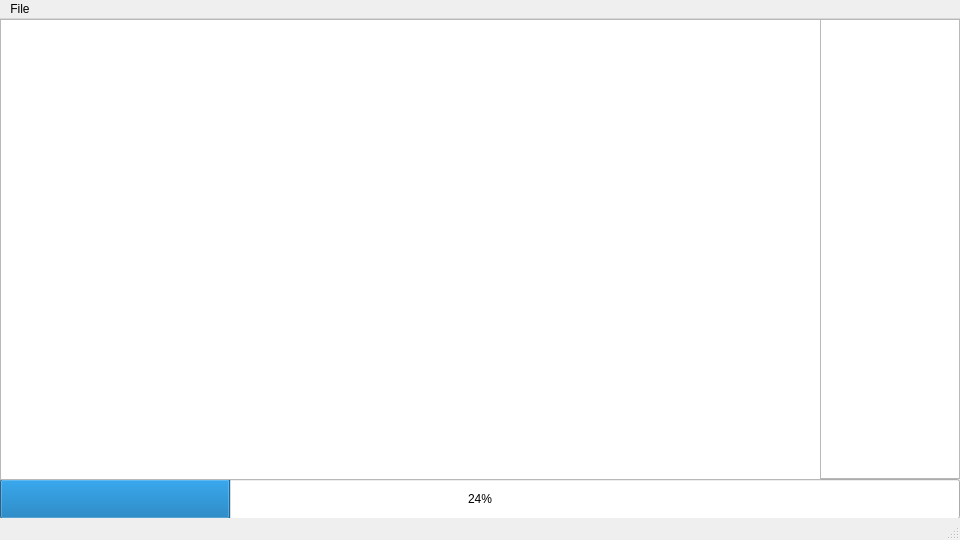
joecwilson/YALMP, file mainwindow.ui: the form before one commit.
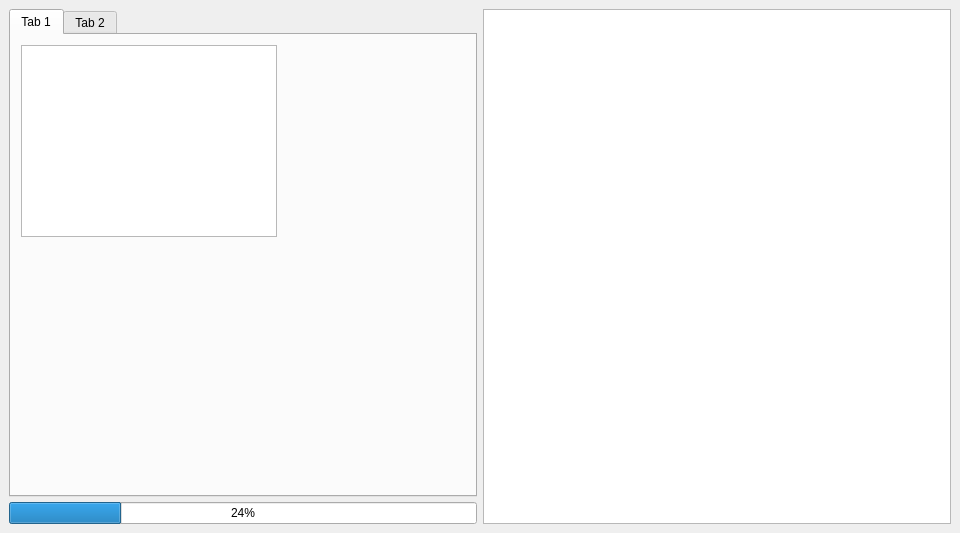
The form after the commit.

Commit message: Added support for nested folders

What changed in the file:
```diff
--- a/mainwindow.ui
+++ b/mainwindow.ui
@@ -7,7 +7,7 @@
     <x>0</x>
     <y>0</y>
     <width>960</width>
-    <height>540</height>
+    <height>533</height>
    </rect>
   </property>
   <property name="windowTitle">
@@ -23,57 +23,57 @@
      <verstretch>0</verstretch>
     </sizepolicy>
    </property>
-   <widget class="QProgressBar" name="progressBar">
-    <property name="geometry">
-     <rect>
-      <x>0</x>
-      <y>460</y>
-      <width>960</width>
-      <height>40</height>
-     </rect>
-    </property>
-    <property name="value">
-     <number>24</number>
-    </property>
-   </widget>
-   <widget class="QListView" name="CurrentPlaylist">
-    <property name="geometry">
-     <rect>
-      <x>820</x>
-      <y>0</y>
-      <width>140</width>
-      <height>460</height>
-     </rect>
-    </property>
-   </widget>
-   <widget class="QTableView" name="tableView">
-    <property name="geometry">
-     <rect>
-      <x>0</x>
-      <y>0</y>
-      <width>821</width>
-      <height>461</height>
-     </rect>
-    </property>
-   </widget>
+   <layout class="QHBoxLayout" name="horizontalLayout_2">
+    <item>
+     <layout class="QHBoxLayout" name="horizontalLayout">
+      <property name="spacing">
+       <number>5</number>
+      </property>
+      <property name="sizeConstraint">
+       <enum>QLayout::SetDefaultConstraint</enum>
+      </property>
+      <item>
+       <layout class="QVBoxLayout" name="verticalLayout">
+        <item>
+         <widget class="QTabWidget" name="tabWidget">
+          <widget class="QWidget" name="tab">
+           <attribute name="title">
+            <string>Tab 1</string>
+           </attribute>
+           <widget class="QTableView" name="tableView">
+            <property name="geometry">
+             <rect>
+              <x>10</x>
+              <y>10</y>
+              <width>256</width>
+              <height>192</height>
+             </rect>
+            </property>
+           </widget>
+          </widget>
+          <widget class="QWidget" name="tab_2">
+           <attribute name="title">
+            <string>Tab 2</string>
+           </attribute>
+          </widget>
+         </widget>
+        </item>
+        <item>
+         <widget class="QProgressBar" name="progressBar">
+          <property name="value">
+           <number>24</number>
+          </property>
+         </widget>
+        </item>
+       </layout>
+      </item>
+     </layout>
+    </item>
+    <item>
+     <widget class="QListView" name="listView"/>
+    </item>
+   </layout>
   </widget>
-  <widget class="QMenuBar" name="menubar">
-   <property name="geometry">
-    <rect>
-     <x>0</x>
-     <y>0</y>
-     <width>960</width>
-     <height>22</height>
-    </rect>
-   </property>
-   <widget class="QMenu" name="menuDoes_This_Show_Up">
-    <property name="title">
-     <string>File</string>
-    </property>
-   </widget>
-   <addaction name="menuDoes_This_Show_Up"/>
-  </widget>
-  <widget class="QStatusBar" name="statusbar"/>
  </widget>
  <resources/>
  <connections/>
```
The commit also changes 2 other files.
